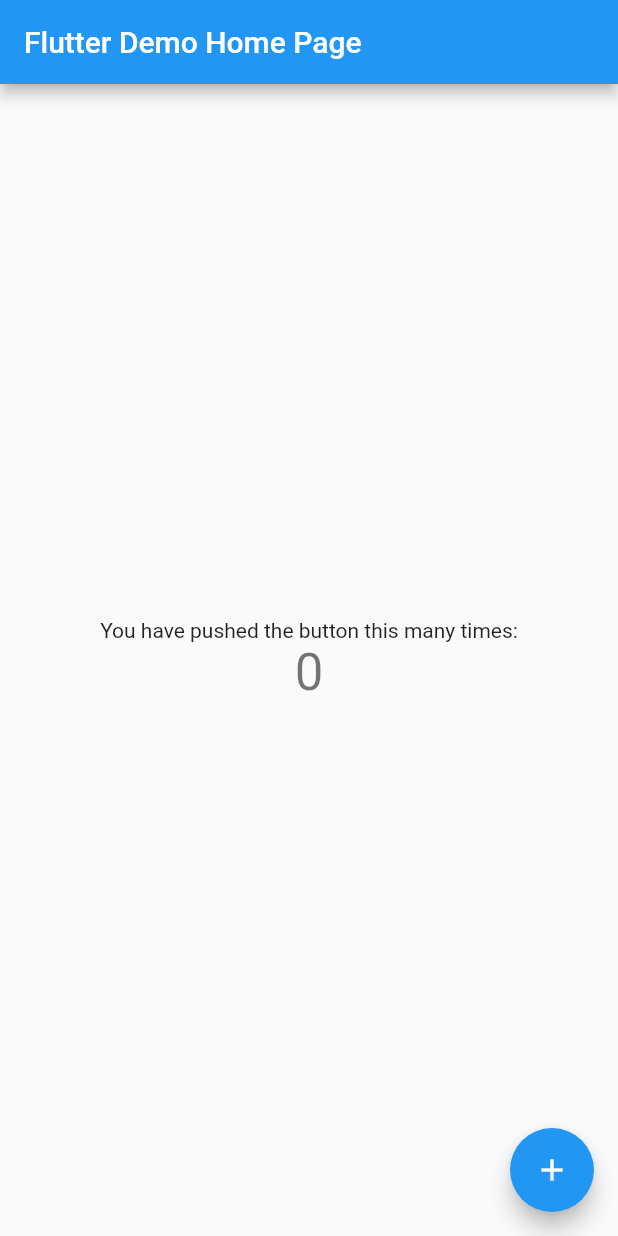
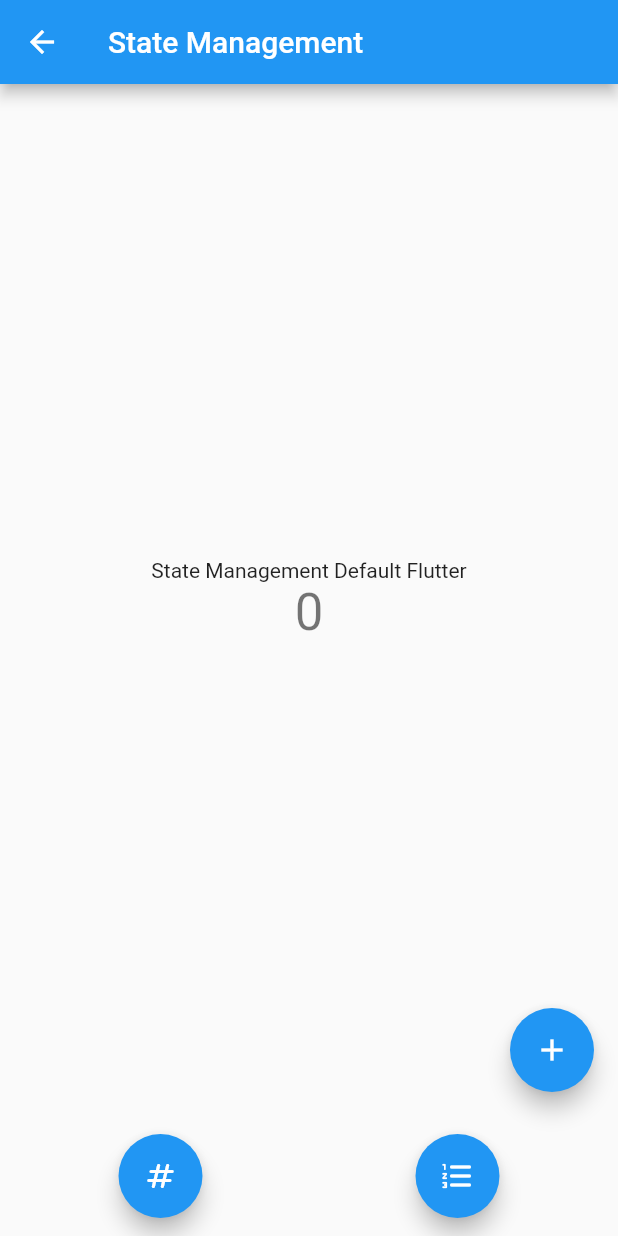
Before and after one commit to muhammad-michael-musthofa120/flutter_tugas8_mp_michael, a Flutter app: the screen it shows after launch, on a phone screen of 412 x 824 dp. Run offline on Flutter 3.47's test engine with Material 2 defaults, Android fonts, the phone set to English and light mode, and no system bars.

Commit message:
State Default Flutter

```diff
--- a/lib/main.dart
+++ b/lib/main.dart
@@ -6,24 +6,24 @@
 
 class MyApp extends StatelessWidget {
   const MyApp({Key? key}) : super(key: key);
+  final String title1 = "State Management Default";
+
 
   // This widget is the root of your application.
   @override
   Widget build(BuildContext context) {
     return MaterialApp(
-      title: 'Flutter Demo',
+      debugShowCheckedModeBanner: false,
+      title: 'Michael Tugas',
       theme: ThemeData(
-        // This is the theme of your application.
-        //
-        // Try running your application with "flutter run". You'll see the
-        // application has a blue toolbar. Then, without quitting the app, try
-        // changing the primarySwatch below to Colors.green and then invoke
-        // "hot reload" (press "r" in the console where you ran "flutter run",
-        // or simply save your changes to "hot reload" in a Flutter IDE).
-        // Notice that the counter didn't reset back to zero; the application
-        // is not restarted.
         primarySwatch: Colors.blue,
       ),
+      initialRoute: '/pertama',
+      routes: {
+        '/pertama': (context) => const MyHomePage(title: 'Halaman Pertama'),
+        '/kedua': (context) => const SecondPage(),
+        '/ketiga': (context) => const ThirdPage(),
+      },
       home: const MyHomePage(title: 'Flutter Demo Home Page'),
     );
   }
@@ -31,15 +31,6 @@
 
 class MyHomePage extends StatefulWidget {
   const MyHomePage({Key? key, required this.title}) : super(key: key);
-
-  // This widget is the home page of your application. It is stateful, meaning
-  // that it has a State object (defined below) that contains fields that affect
-  // how it looks.
-
-  // This class is the configuration for the state. It holds the values (in this
-  // case the title) provided by the parent (in this case the App widget) and
-  // used by the build method of the State. Fields in a Widget subclass are
-  // always marked "final".
 
   final String title;
 
@@ -52,51 +43,22 @@
 
   void _incrementCounter() {
     setState(() {
-      // This call to setState tells the Flutter framework that something has
-      // changed in this State, which causes it to rerun the build method below
-      // so that the display can reflect the updated values. If we changed
-      // _counter without calling setState(), then the build method would not be
-      // called again, and so nothing would appear to happen.
       _counter++;
     });
   }
 
   @override
   Widget build(BuildContext context) {
-    // This method is rerun every time setState is called, for instance as done
-    // by the _incrementCounter method above.
-    //
-    // The Flutter framework has been optimized to make rerunning build methods
-    // fast, so that you can just rebuild anything that needs updating rather
-    // than having to individually change instances of widgets.
     return Scaffold(
       appBar: AppBar(
-        // Here we take the value from the MyHomePage object that was created by
-        // the App.build method, and use it to set our appbar title.
-        title: Text(widget.title),
+        title: Text("State Management"),
       ),
       body: Center(
-        // Center is a layout widget. It takes a single child and positions it
-        // in the middle of the parent.
         child: Column(
-          // Column is also a layout widget. It takes a list of children and
-          // arranges them vertically. By default, it sizes itself to fit its
-          // children horizontally, and tries to be as tall as its parent.
-          //
-          // Invoke "debug painting" (press "p" in the console, choose the
-          // "Toggle Debug Paint" action from the Flutter Inspector in Android
-          // Studio, or the "Toggle Debug Paint" command in Visual Studio Code)
-          // to see the wireframe for each widget.
-          //
-          // Column has various properties to control how it sizes itself and
-          // how it positions its children. Here we use mainAxisAlignment to
-          // center the children vertically; the main axis here is the vertical
-          // axis because Columns are vertical (the cross axis would be
-          // horizontal).
           mainAxisAlignment: MainAxisAlignment.center,
           children: <Widget>[
             const Text(
-              'You have pushed the button this many times:',
+              'State Management Default Flutter',
             ),
             Text(
               '$_counter',
@@ -105,11 +67,125 @@
           ],
         ),
       ),
+
       floatingActionButton: FloatingActionButton(
         onPressed: _incrementCounter,
         tooltip: 'Increment',
         child: const Icon(Icons.add),
-      ), // This trailing comma makes auto-formatting nicer for build methods.
+      ),
+      bottomNavigationBar: Padding(
+        padding: const EdgeInsets.symmetric(horizontal: 8.0),
+        child: Container(
+            child: Row(children: [
+          Expanded(
+            child: Container(
+              padding: EdgeInsets.all(12),
+              child: FloatingActionButton(
+                    tooltip: "Halaman Satu",
+
+                child: Icon(Icons.numbers_rounded),
+                onPressed: () {
+                  Navigator.pushNamed(context, '/kedua',
+                      arguments: Data('$_counter', 'Halaman Kedua'));
+                },
+              ),
+            ),
+          ),
+
+          Expanded(
+            child: Padding(
+              padding: const EdgeInsets.symmetric(horizontal: 8.0),
+              child: Container(
+                child: Container(
+
+
+
+                  child: FloatingActionButton(
+                    tooltip: "Halaman dua",
+                    child: Icon(Icons.format_list_numbered_rounded),
+                    onPressed: () {
+                      Navigator.pushNamed(context, '/ketiga',
+                          arguments: Data('$_counter', 'Halaman kedua'));
+                    },
+                  ),
+                ),
+              ),
+            ),
+          ),
+        ])),
+      ),
+
+      // This trailing comma makes auto-formatting nicer for build methods.
     );
   }
 }
+
+class SecondPage extends StatelessWidget {
+  const SecondPage({Key? key}) : super(key: key);
+
+  @override
+  Widget build(BuildContext context) {
+    final args = ModalRoute.of(context)!.settings.arguments as Data;
+    return Scaffold(
+      appBar: AppBar(
+        title: Text(''),
+      ),
+      body: Column(
+        mainAxisAlignment: MainAxisAlignment.center,
+        children: [
+          Center(
+            child: Text(args.count,
+                style: const TextStyle(fontSize: 50, color: Colors.blue)),
+          ),
+          Center(
+            child: Text("Halaman Dua"),
+          )
+
+
+        ],
+
+      ),
+         floatingActionButton: FloatingActionButton(
+        onPressed: (){},
+        tooltip: 'Increment',
+        child: const Icon(Icons.add),
+      ),
+    );
+  }
+}
+
+class ThirdPage extends StatelessWidget {
+  const ThirdPage({Key? key}) : super(key: key);
+
+  @override
+  Widget build(BuildContext context) {
+    final args = ModalRoute.of(context)!.settings.arguments as Data;
+    return Scaffold(
+      appBar: AppBar(
+        title: Text(''),
+      ),
+      body: Column(
+        mainAxisAlignment: MainAxisAlignment.center,
+        children: [
+          Center(
+            child: Text(args.count,
+                style: const TextStyle(fontSize: 50, color: Colors.blue)),
+          ),
+
+        ],
+      ),
+       floatingActionButton: FloatingActionButton(
+        onPressed: (){},
+        tooltip: 'Increment',
+        child: const Icon(Icons.add),
+      ),
+    );
+  }
+}
+
+class Data {
+  final String title;
+  final String count;
+
+  Data(this.count, this.title);
+}
```
